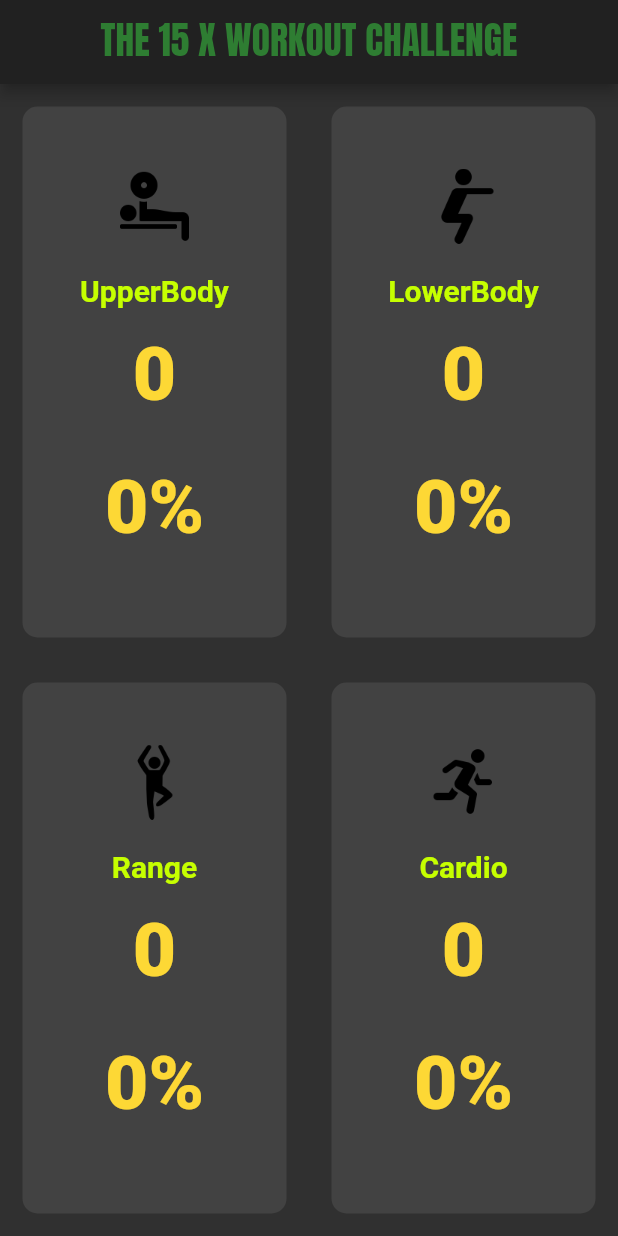
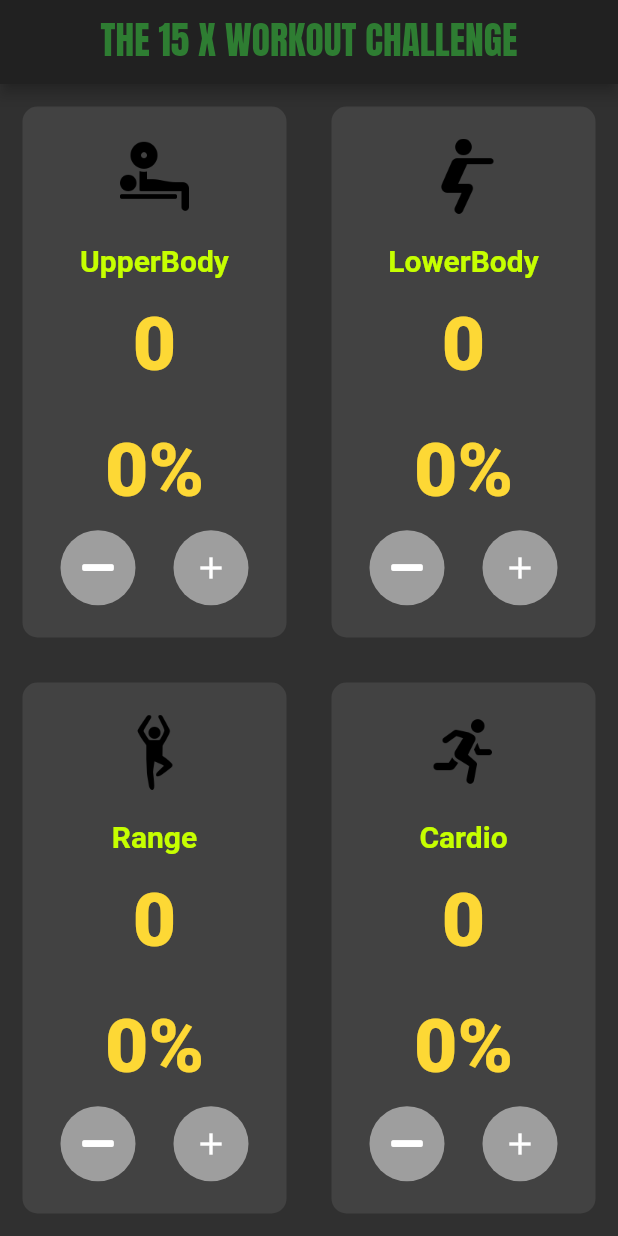
Before and after one commit to jihong729/workout_checkup, a Flutter app: the screen it shows after launch, on a phone screen of 412 x 824 dp. Run offline on Flutter 3.47's test engine with Material 2 defaults, Android fonts, the phone set to English and light mode, and no system bars; our stand-ins replace font_awesome_flutter, rflutter_alert, shared_preferences.

Commit message:
Finished solving the initState() error in the workout_type_card.dart file. Need checkup if the data preservation is working well.

```diff
--- /dev/null
+++ b/lib/widgets/round_icon_button.dart
@@ -0,0 +1,21 @@
+import 'package:flutter/material.dart';
+
+class RoundIconButton extends StatelessWidget {
+  final IconData icon;
+  final Function onPress;
+
+  RoundIconButton({@required this.icon, @required this.onPress});
+
+  @override
+  Widget build(BuildContext context) {
+    return RawMaterialButton(
+      child: Icon(icon),
+      onPressed: onPress,
+      shape: CircleBorder(),
+      fillColor: Color(0xFF9e9e9e),
+      constraints: BoxConstraints.tightFor(width: 50.0, height: 50.0),
+      elevation: 0.0,
+      enableFeedback: true,
+    );
+  }
+}
--- a/lib/widgets/workout_type_card.dart
+++ b/lib/widgets/workout_type_card.dart
@@ -1,9 +1,11 @@
 import 'package:flutter/material.dart';
+import 'package:font_awesome_flutter/font_awesome_flutter.dart';
 import 'package:rflutter_alert/rflutter_alert.dart';
 import 'package:shared_preferences/shared_preferences.dart';
 
 import '../constants.dart';
 import 'card_icons.dart';
+import 'round_icon_button.dart';
 
 class WorkoutTypeCard extends StatefulWidget {
   final Color color;
@@ -11,9 +13,9 @@ class WorkoutTypeCard extends StatefulWidget {
   final String iconLabel;
 
   WorkoutTypeCard({
-    @required this.color,
-    @required this.onPress,
-    @required this.iconLabel,
+    this.color,
+    this.onPress,
+    this.iconLabel,
   });
 
   @override
@@ -26,16 +28,27 @@ class _WorkoutTypeCardState extends State<WorkoutTypeCard> {
 
   _incrementCounter() async {
     countNumber++;
+    await prefs.setInt('${widget.iconLabel}', countNumber);
     print('Pressed ${widget.iconLabel} $countNumber times.');
-    await prefs.setInt('${widget.iconLabel}', countNumber);
   }
 
-//  @override
-//  initState() async {
-//    SharedPreferences prefs = await SharedPreferences.getInstance();
-//    countNumber = (prefs.getInt('${widget.iconLabel}') ?? 0);
-//    super.initState();
-//  }
+//TODO: solve the error that is activated when using initState()
+  @override
+  void initState() {
+    super.initState();
+    getRecentResults();
+  }
+
+  void getRecentResults() async {
+    SharedPreferences prefs = await SharedPreferences.getInstance();
+    countNumber = (prefs.getInt('${widget.iconLabel}') ?? 0);
+  }
+
+  int finishedPercent(int finishedNumber) {
+    double dividedNumber = finishedNumber / kGoalNumber;
+    int finalPercent = (dividedNumber * 100).round();
+    return finalPercent;
+  }
 
   void createAlert(
       BuildContext context, int workoutNumber, String workoutName) {
@@ -52,18 +65,11 @@ class _WorkoutTypeCardState extends State<WorkoutTypeCard> {
   Widget build(BuildContext context) {
     return Expanded(
       child: GestureDetector(
-        onTap: () {
-          widget.onPress();
-          setState(() {
-            if (countNumber < kGoalNumber) _incrementCounter();
-          });
-          createAlert(
-            context,
-            countNumber,
-            widget.iconLabel,
-          );
-        },
+        onTap: widget.onPress,
         child: Container(
+          margin: EdgeInsets.all(15.0),
+          decoration: BoxDecoration(
+              borderRadius: BorderRadius.circular(10.0), color: widget.color),
           child: Column(
             mainAxisAlignment: MainAxisAlignment.center,
             children: <Widget>[
@@ -79,7 +85,7 @@ class _WorkoutTypeCardState extends State<WorkoutTypeCard> {
                 ),
               ),
               Container(
-                margin: EdgeInsets.symmetric(vertical: 15.0),
+                margin: EdgeInsets.symmetric(vertical: 10.0),
                 child: Row(
                   mainAxisAlignment: MainAxisAlignment.center,
                   children: <Widget>[
@@ -94,19 +100,39 @@ class _WorkoutTypeCardState extends State<WorkoutTypeCard> {
                   ],
                 ),
               ),
+              Row(
+                mainAxisAlignment: MainAxisAlignment.spaceEvenly,
+                crossAxisAlignment: CrossAxisAlignment.center,
+                children: <Widget>[
+                  RoundIconButton(
+                    icon: FontAwesomeIcons.minus,
+                    onPress: () {
+                      setState(() {
+                        if (countNumber > 0) countNumber--;
+                      });
+                      WorkoutTypeCard(color: kActivatedBackgroundColor);
+                    },
+                  ),
+                  RoundIconButton(
+                    icon: Icons.add,
+                    onPress: () {
+                      setState(() {
+                        if (countNumber < kGoalNumber) _incrementCounter();
+                      });
+                      WorkoutTypeCard(color: kActivatedBackgroundColor);
+                      createAlert(
+                        context,
+                        countNumber,
+                        widget.iconLabel,
+                      );
+                    },
+                  ),
+                ],
+              )
             ],
           ),
-          margin: EdgeInsets.all(15.0),
-          decoration: BoxDecoration(
-              borderRadius: BorderRadius.circular(10.0), color: widget.color),
         ),
       ),
     );
   }
-
-  int finishedPercent(int finishedNumber) {
-    double dividedNumber = finishedNumber / kGoalNumber;
-    int finalPercent = (dividedNumber * 100).round();
-    return finalPercent;
-  }
 }
```
